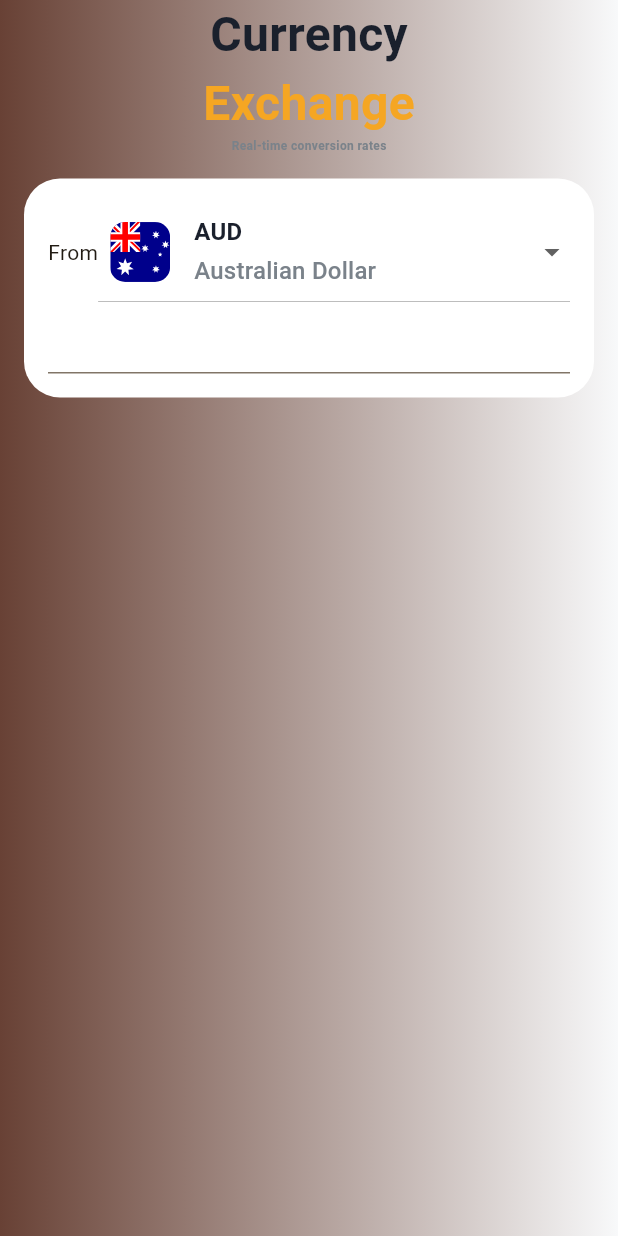
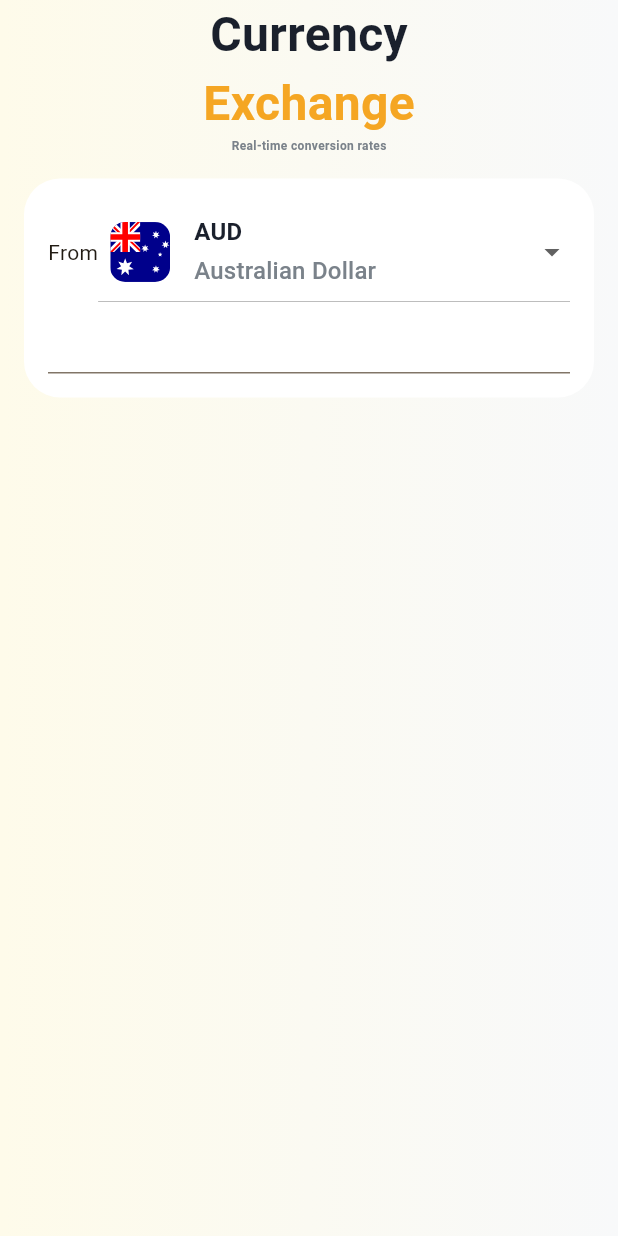
Before and after one commit to mohamedshemees/currencyX_flutter, a Flutter app: the screen it shows after launch, on a phone screen of 412 x 824 dp. Run offline on Flutter 3.47's test engine with Material 3 defaults, Android fonts, the phone set to English and light mode, and no system bars; our stand-ins replace flutter_svg.

Commit message:
feat: update gradientEnd color

```diff
--- a/lib/app_colors.dart
+++ b/lib/app_colors.dart
@@ -5,7 +5,7 @@ class AppColors {
   AppColors._();
 
   static const Color gradientStart = Color(0xFFF8F9FA);
-  static const Color gradientEnd = Color(0xFF684135);
+  static const Color gradientEnd = Color(0xFFFEFBEA);
   static const Color backgroundColor = Color(0xFFFBFDFF);
   static const Color cardBackgroundColor = Color(0xFFFFFFFF);
   static const Color spinnerBorderColor = Color(0xFFE2E8F0);
```
